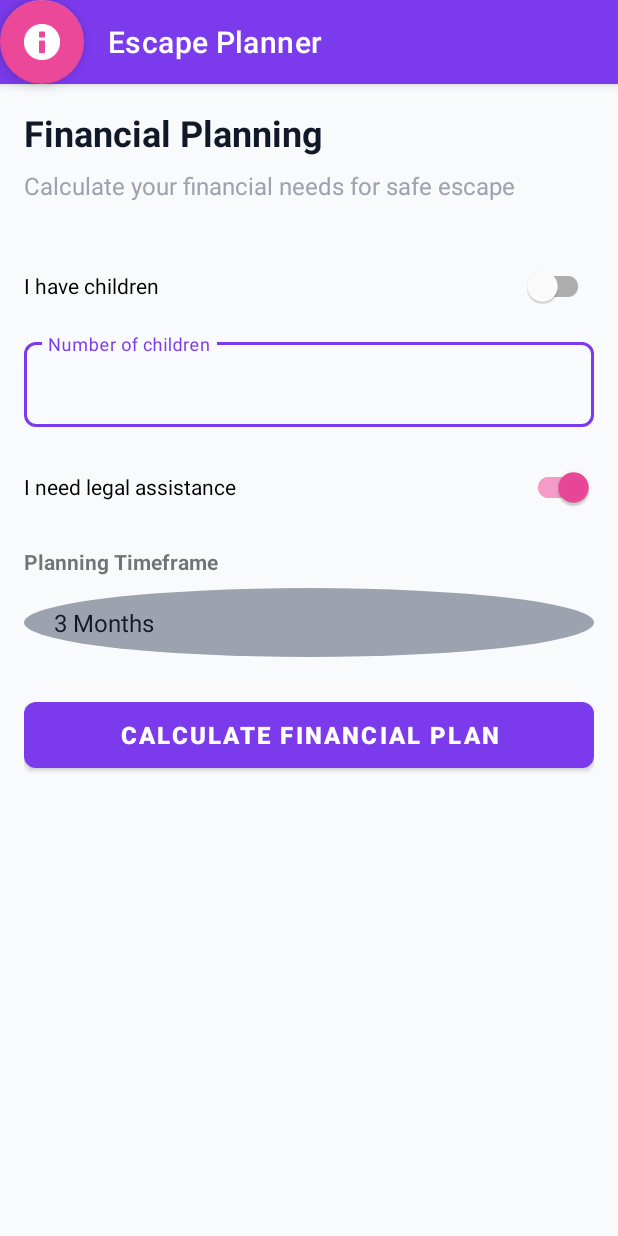
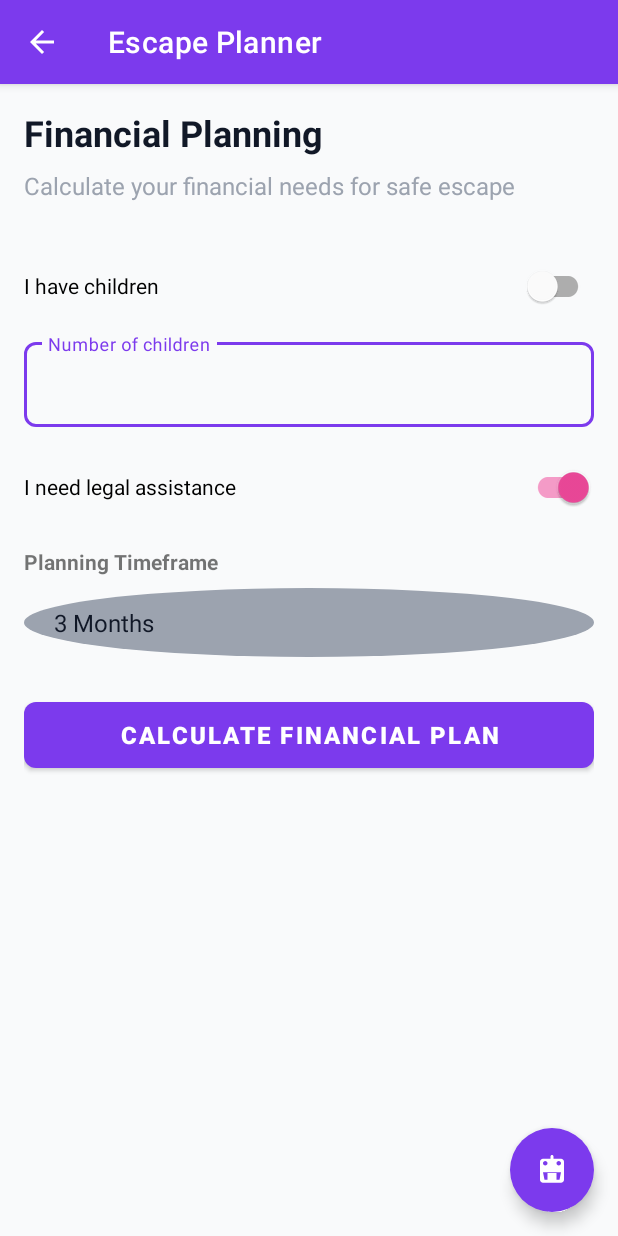
Before and after one commit to Avalanche2825/SHAKTI-AI-YUVAI, an Android app: the EscapePlannerActivity screen opened directly, with no data from a screen before it, on a phone screen of 412 x 824 dp. Run offline under Robolectric (Android 15) with nearby library versions, the phone set to English and light mode, and no system bars.

Commit message:
🐛 v1.2.0 TESTED: Fixed AI Chat FAB integration + Added missing icons + All runtime errors resolved

```diff
--- a/app/src/main/java/com/shakti/ai/ui/EscapePlannerActivity.kt
+++ b/app/src/main/java/com/shakti/ai/ui/EscapePlannerActivity.kt
@@ -255,15 +255,7 @@ class EscapePlannerActivity : AppCompatActivity() {
      */
     private fun setupAIChatButton() {
         try {
-            // Create FAB programmatically if not in layout
-            val fabChat =
-                com.google.android.material.floatingactionbutton.FloatingActionButton(this)
-            fabChat.setImageResource(android.R.drawable.ic_dialog_info)
-            fabChat.backgroundTintList = android.content.res.ColorStateList.valueOf(
-                androidx.core.content.ContextCompat.getColor(this, com.shakti.ai.R.color.accent)
-            )
-
-            fabChat.setOnClickListener {
+            binding.fabAiChat.setOnClickListener {
                 // Create and show chat fragment
                 val fragment = com.shakti.ai.ui.components.AIChatFragment.newInstance(
                     com.shakti.ai.models.ChatContext.ESCAPE
@@ -275,22 +267,9 @@ class EscapePlannerActivity : AppCompatActivity() {
                     .addToBackStack("chat")
                     .commit()
             }
-
-            // Add to layout if root is ViewGroup
-            val rootView = binding.root
-            if (rootView is android.view.ViewGroup) {
-                val params = android.widget.FrameLayout.LayoutParams(
-                    android.widget.FrameLayout.LayoutParams.WRAP_CONTENT,
-                    android.widget.FrameLayout.LayoutParams.WRAP_CONTENT
-                ).apply {
-                    gravity = android.view.Gravity.BOTTOM or android.view.Gravity.END
-                    setMargins(0, 0, 48, 48)
-                }
-                rootView.addView(fabChat, params)
-            }
         } catch (e: Exception) {
-            // FAB creation failed, skip silently
-            android.util.Log.e("EscapePlanner", "Failed to add chat FAB: ${e.message}")
+            // FAB not found or error, skip silently
+            android.util.Log.e("EscapePlanner", "Failed to setup chat FAB: ${e.message}")
         }
     }
 }
--- a/app/src/main/res/layout/activity_escape_planner.xml
+++ b/app/src/main/res/layout/activity_escape_planner.xml
@@ -264,4 +264,18 @@
 
     </androidx.core.widget.NestedScrollView>
 
+    <!-- AI Chat FAB -->
+    <com.google.android.material.floatingactionbutton.FloatingActionButton
+        android:id="@+id/fabAiChat"
+        android:layout_width="wrap_content"
+        android:layout_height="wrap_content"
+        android:layout_gravity="bottom|end"
+        android:layout_margin="16dp"
+        android:contentDescription="AI Chat Assistant"
+        android:src="@drawable/ic_robot"
+        app:backgroundTint="@color/primary"
+        app:tint="@color/white"
+        app:elevation="6dp"
+        app:borderWidth="0dp" />
+
 </androidx.coordinatorlayout.widget.CoordinatorLayout>
```
Also changed, not shown: app/src/main/java/com/shakti/ai/ui/NyayLegalActivity.kt (+3 -24 lines), app/src/main/res/layout/activity_nyay_legal.xml (+14 -0 lines).
